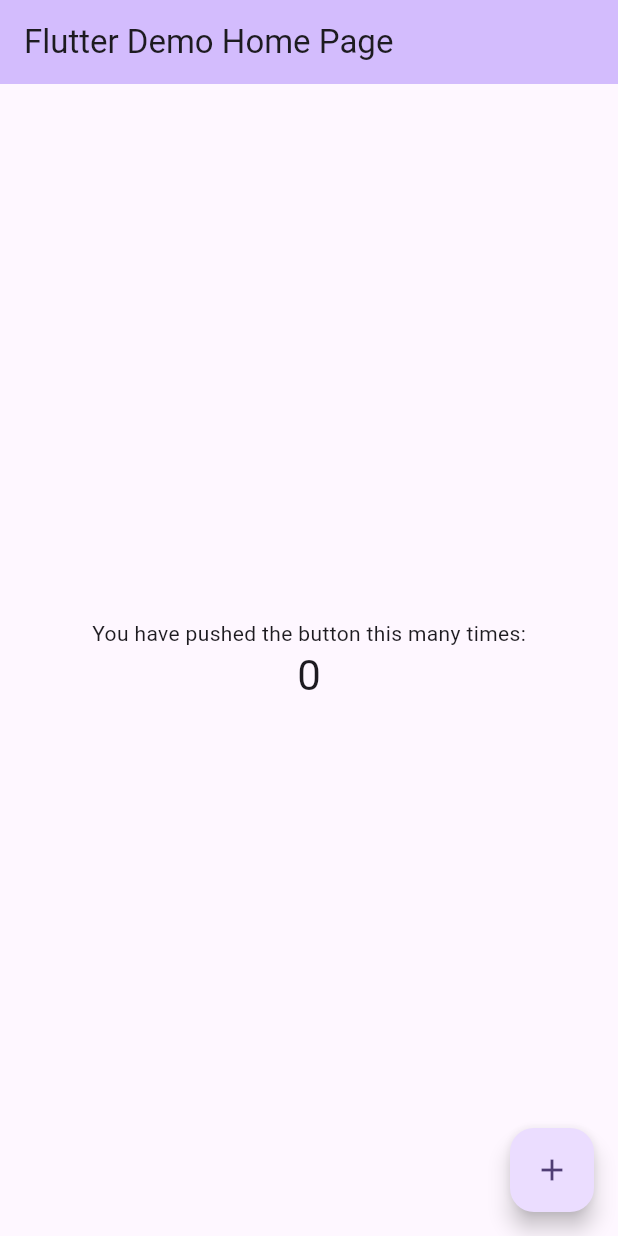
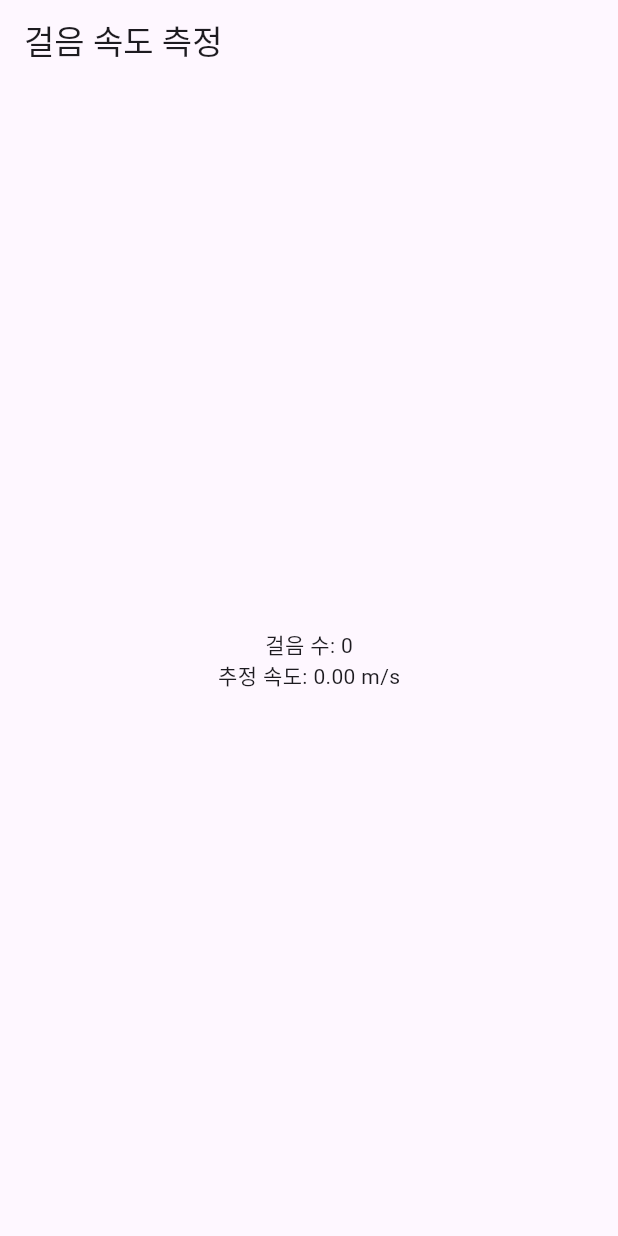
Before and after one commit to syprisilla/WalkGuide, a Flutter app: the screen it shows after launch, on a phone screen of 412 x 824 dp. Run offline on Flutter 3.47's test engine with Material 3 defaults, Android fonts, the phone set to English and light mode, and no system bars; our stand-ins replace pedometer, permission_handler.

Commit message:
feat: implement step count

```diff
--- a/app/lib/main.dart
+++ b/app/lib/main.dart
@@ -1,122 +1,89 @@
 import 'package:flutter/material.dart';
+import 'package:pedometer/pedometer.dart';
+import 'package:permission_handler/permission_handler.dart';
 
-void main() {
-  runApp(const MyApp());
-}
+void main() => runApp(const MyApp());
 
 class MyApp extends StatelessWidget {
   const MyApp({super.key});
-
-  // This widget is the root of your application.
   @override
   Widget build(BuildContext context) {
-    return MaterialApp(
-      title: 'Flutter Demo',
-      theme: ThemeData(
-        // This is the theme of your application.
-        //
-        // TRY THIS: Try running your application with "flutter run". You'll see
-        // the application has a purple toolbar. Then, without quitting the app,
-        // try changing the seedColor in the colorScheme below to Colors.green
-        // and then invoke "hot reload" (save your changes or press the "hot
-        // reload" button in a Flutter-supported IDE, or press "r" if you used
-        // the command line to start the app).
-        //
-        // Notice that the counter didn't reset back to zero; the application
-        // state is not lost during the reload. To reset the state, use hot
-        // restart instead.
-        //
-        // This works for code too, not just values: Most code changes can be
-        // tested with just a hot reload.
-        colorScheme: ColorScheme.fromSeed(seedColor: Colors.deepPurple),
-      ),
-      home: const MyHomePage(title: 'Flutter Demo Home Page'),
+    return const MaterialApp(
+      home: StepCounterPage(),
     );
   }
 }
 
-class MyHomePage extends StatefulWidget {
-  const MyHomePage({super.key, required this.title});
+class StepCounterPage extends StatefulWidget {
+  const StepCounterPage({super.key});
+  @override
+  State<StepCounterPage> createState() => _StepCounterPageState();
+}
 
-  // This widget is the home page of your application. It is stateful, meaning
-  // that it has a State object (defined below) that contains fields that affect
-  // how it looks.
-
-  // This class is the configuration for the state. It holds the values (in this
-  // case the title) provided by the parent (in this case the App widget) and
-  // used by the build method of the State. Fields in a Widget subclass are
-  // always marked "final".
-
-  final String title;
+class _StepCounterPageState extends State<StepCounterPage> {
+  late Stream<StepCount> _stepCountStream;
+  int _steps = 0;
+  int? _initialSteps;
+  DateTime? _startTime;
 
   @override
-  State<MyHomePage> createState() => _MyHomePageState();
-}
+  void initState() {
+    super.initState();
+    requestPermission(); // 권한 요청 먼저
+  }
 
-class _MyHomePageState extends State<MyHomePage> {
-  int _counter = 0;
+  Future<void> requestPermission() async {
+    var status = await Permission.activityRecognition.status;
+    if (!status.isGranted) {
+      await Permission.activityRecognition.request();
+    }
 
-  void _incrementCounter() {
+
+    startPedometer();
+  }
+
+  void startPedometer() {
+    _stepCountStream = Pedometer.stepCountStream;
+    _stepCountStream.listen(onStepCount).onError(onStepCountError);
+    _startTime = DateTime.now();
+  }
+
+  void onStepCount(StepCount event) {
+    debugPrint("걸음 수 이벤트 발생: ${event.steps}");
+
+    _initialSteps ??= event.steps;
+
     setState(() {
-      // This call to setState tells the Flutter framework that something has
-      // changed in this State, which causes it to rerun the build method below
-      // so that the display can reflect the updated values. If we changed
-      // _counter without calling setState(), then the build method would not be
-      // called again, and so nothing would appear to happen.
-      _counter++;
+      _steps = event.steps - _initialSteps!;
     });
+  }
+
+  void onStepCountError(error) {
+    debugPrint('걸음 수 측정 오류: $error');
+  }
+
+  double getSpeed() {
+    if (_startTime == null || _steps == 0) return 0;
+    final duration = DateTime.now().difference(_startTime!).inSeconds;
+    if (duration == 0) return 0;
+    double stepLength = 0.7; // 평균 보폭
+    double distance = _steps * stepLength;
+    return distance / duration; // m/s
   }
 
   @override
   Widget build(BuildContext context) {
-    // This method is rerun every time setState is called, for instance as done
-    // by the _incrementCounter method above.
-    //
-    // The Flutter framework has been optimized to make rerunning build methods
-    // fast, so that you can just rebuild anything that needs updating rather
-    // than having to individually change instances of widgets.
     return Scaffold(
-      appBar: AppBar(
-        // TRY THIS: Try changing the color here to a specific color (to
-        // Colors.amber, perhaps?) and trigger a hot reload to see the AppBar
-        // change color while the other colors stay the same.
-        backgroundColor: Theme.of(context).colorScheme.inversePrimary,
-        // Here we take the value from the MyHomePage object that was created by
-        // the App.build method, and use it to set our appbar title.
-        title: Text(widget.title),
-      ),
+      appBar: AppBar(title: const Text('걸음 속도 측정')),
       body: Center(
-        // Center is a layout widget. It takes a single child and positions it
-        // in the middle of the parent.
         child: Column(
-          // Column is also a layout widget. It takes a list of children and
-          // arranges them vertically. By default, it sizes itself to fit its
-          // children horizontally, and tries to be as tall as its parent.
-          //
-          // Column has various properties to control how it sizes itself and
-          // how it positions its children. Here we use mainAxisAlignment to
-          // center the children vertically; the main axis here is the vertical
-          // axis because Columns are vertical (the cross axis would be
-          // horizontal).
-          //
-          // TRY THIS: Invoke "debug painting" (choose the "Toggle Debug Paint"
-          // action in the IDE, or press "p" in the console), to see the
-          // wireframe for each widget.
           mainAxisAlignment: MainAxisAlignment.center,
-          children: <Widget>[
-            const Text('You have pushed the button this many times:'),
-            Text(
-              '$_counter',
-              style: Theme.of(context).textTheme.headlineMedium,
-            ),
+          children: [
+            Text('걸음 수: $_steps'),
+            Text('추정 속도: ${getSpeed().toStringAsFixed(2)} m/s'),
           ],
         ),
       ),
-      floatingActionButton: FloatingActionButton(
-        onPressed: _incrementCounter,
-        tooltip: 'Increment',
-        child: const Icon(Icons.add),
-      ), // This trailing comma makes auto-formatting nicer for build methods.
     );
   }
 }
```
Also changed, not shown: app/pubspec.yaml (+3 -69 lines), app/pubspec.lock, 2 other files.
